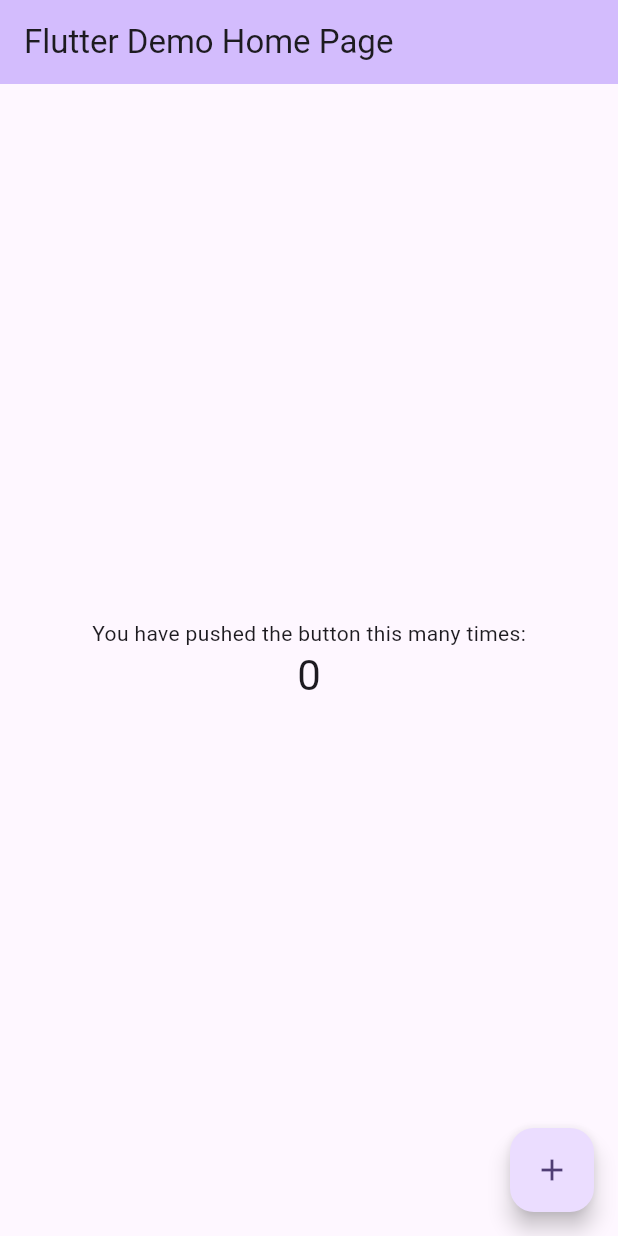
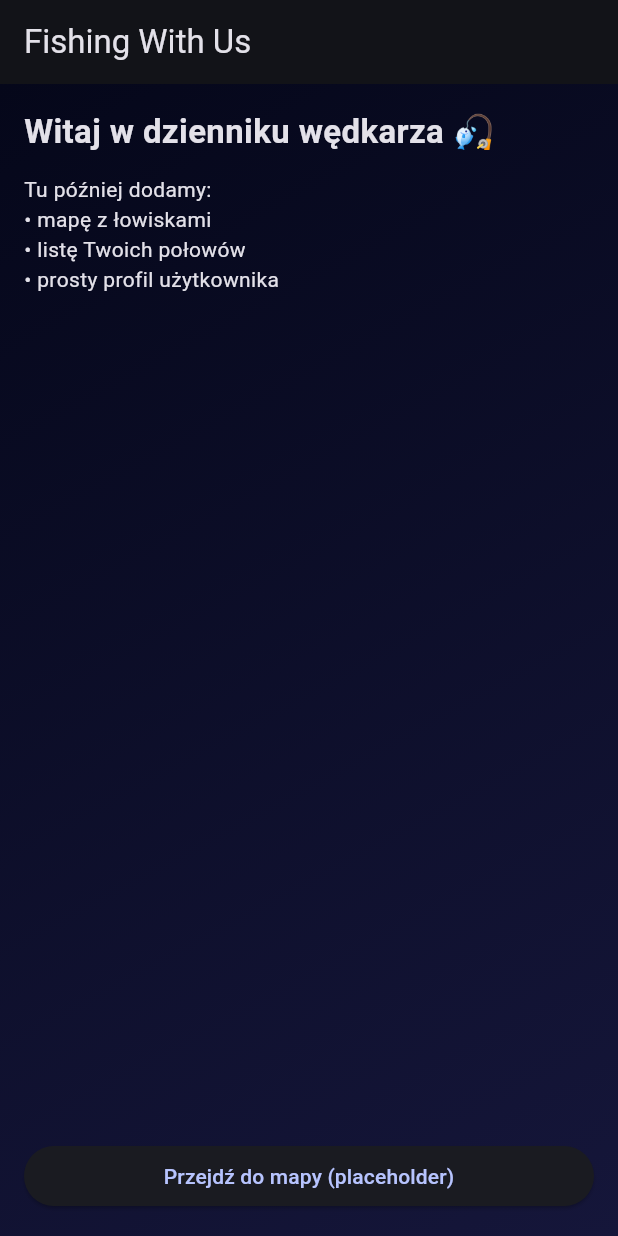
Before and after one commit to xXalqaXx/fishing_with_us, a Flutter app: the screen it shows after launch, on a phone screen of 412 x 824 dp. Run offline on Flutter 3.47's test engine with Material 3 defaults, Android fonts, the phone set to English and light mode, and no system bars.

Commit message:
Create basic Fishing With Us home screen

```diff
--- a/lib/main.dart
+++ b/lib/main.dart
@@ -1,122 +1,75 @@
 import 'package:flutter/material.dart';
 
 void main() {
-  runApp(const MyApp());
+  runApp(const FishingWithUsApp());
 }
 
-class MyApp extends StatelessWidget {
-  const MyApp({super.key});
+class FishingWithUsApp extends StatelessWidget {
+  const FishingWithUsApp({super.key});
 
-  // This widget is the root of your application.
   @override
   Widget build(BuildContext context) {
     return MaterialApp(
-      title: 'Flutter Demo',
+      title: 'Fishing With Us',
+      debugShowCheckedModeBanner: false,
       theme: ThemeData(
-        // This is the theme of your application.
-        //
-        // TRY THIS: Try running your application with "flutter run". You'll see
-        // the application has a purple toolbar. Then, without quitting the app,
-        // try changing the seedColor in the colorScheme below to Colors.green
-        // and then invoke "hot reload" (save your changes or press the "hot
-        // reload" button in a Flutter-supported IDE, or press "r" if you used
-        // the command line to start the app).
-        //
-        // Notice that the counter didn't reset back to zero; the application
-        // state is not lost during the reload. To reset the state, use hot
-        // restart instead.
-        //
-        // This works for code too, not just values: Most code changes can be
-        // tested with just a hot reload.
-        colorScheme: .fromSeed(seedColor: Colors.deepPurple),
+        brightness: Brightness.dark,
+        colorScheme: ColorScheme.fromSeed(
+          seedColor: const Color(0xFF4B72FF),
+          brightness: Brightness.dark,
+        ),
+        useMaterial3: true,
+        scaffoldBackgroundColor: const Color(0xFF05071A),
       ),
-      home: const MyHomePage(title: 'Flutter Demo Home Page'),
+      home: const FishingHomeScreen(),
     );
   }
 }
 
-class MyHomePage extends StatefulWidget {
-  const MyHomePage({super.key, required this.title});
-
-  // This widget is the home page of your application. It is stateful, meaning
-  // that it has a State object (defined below) that contains fields that affect
-  // how it looks.
-
-  // This class is the configuration for the state. It holds the values (in this
-  // case the title) provided by the parent (in this case the App widget) and
-  // used by the build method of the State. Fields in a Widget subclass are
-  // always marked "final".
-
-  final String title;
-
-  @override
-  State<MyHomePage> createState() => _MyHomePageState();
-}
-
-class _MyHomePageState extends State<MyHomePage> {
-  int _counter = 0;
-
-  void _incrementCounter() {
-    setState(() {
-      // This call to setState tells the Flutter framework that something has
-      // changed in this State, which causes it to rerun the build method below
-      // so that the display can reflect the updated values. If we changed
-      // _counter without calling setState(), then the build method would not be
-      // called again, and so nothing would appear to happen.
-      _counter++;
-    });
-  }
+class FishingHomeScreen extends StatelessWidget {
+  const FishingHomeScreen({super.key});
 
   @override
   Widget build(BuildContext context) {
-    // This method is rerun every time setState is called, for instance as done
-    // by the _incrementCounter method above.
-    //
-    // The Flutter framework has been optimized to make rerunning build methods
-    // fast, so that you can just rebuild anything that needs updating rather
-    // than having to individually change instances of widgets.
     return Scaffold(
-      appBar: AppBar(
-        // TRY THIS: Try changing the color here to a specific color (to
-        // Colors.amber, perhaps?) and trigger a hot reload to see the AppBar
-        // change color while the other colors stay the same.
-        backgroundColor: Theme.of(context).colorScheme.inversePrimary,
-        // Here we take the value from the MyHomePage object that was created by
-        // the App.build method, and use it to set our appbar title.
-        title: Text(widget.title),
-      ),
-      body: Center(
-        // Center is a layout widget. It takes a single child and positions it
-        // in the middle of the parent.
+      appBar: AppBar(title: const Text('Fishing With Us'), centerTitle: false),
+      body: Container(
+        width: double.infinity,
+        padding: const EdgeInsets.all(16),
+        decoration: const BoxDecoration(
+          gradient: LinearGradient(
+            colors: [Color(0xFF05071A), Color(0xFF15163A)],
+            begin: Alignment.topLeft,
+            end: Alignment.bottomRight,
+          ),
+        ),
         child: Column(
-          // Column is also a layout widget. It takes a list of children and
-          // arranges them vertically. By default, it sizes itself to fit its
-          // children horizontally, and tries to be as tall as its parent.
-          //
-          // Column has various properties to control how it sizes itself and
-          // how it positions its children. Here we use mainAxisAlignment to
-          // center the children vertically; the main axis here is the vertical
-          // axis because Columns are vertical (the cross axis would be
-          // horizontal).
-          //
-          // TRY THIS: Invoke "debug painting" (choose the "Toggle Debug Paint"
-          // action in the IDE, or press "p" in the console), to see the
-          // wireframe for each widget.
-          mainAxisAlignment: .center,
+          crossAxisAlignment: CrossAxisAlignment.start,
           children: [
-            const Text('You have pushed the button this many times:'),
-            Text(
-              '$_counter',
-              style: Theme.of(context).textTheme.headlineMedium,
+            const Text(
+              'Witaj w dzienniku wędkarza 🎣',
+              style: TextStyle(fontSize: 22, fontWeight: FontWeight.bold),
+            ),
+            const SizedBox(height: 12),
+            const Text(
+              'Tu później dodamy:\n'
+              '• mapę z łowiskami\n'
+              '• listę Twoich połowów\n'
+              '• prosty profil użytkownika',
+            ),
+            const Spacer(),
+            SizedBox(
+              width: double.infinity,
+              child: ElevatedButton(
+                onPressed: () {
+                  // TODO: tu później przejście do ekranu mapy
+                },
+                child: const Text('Przejdź do mapy (placeholder)'),
+              ),
             ),
           ],
         ),
       ),
-      floatingActionButton: FloatingActionButton(
-        onPressed: _incrementCounter,
-        tooltip: 'Increment',
-        child: const Icon(Icons.add),
-      ),
     );
   }
 }
```
